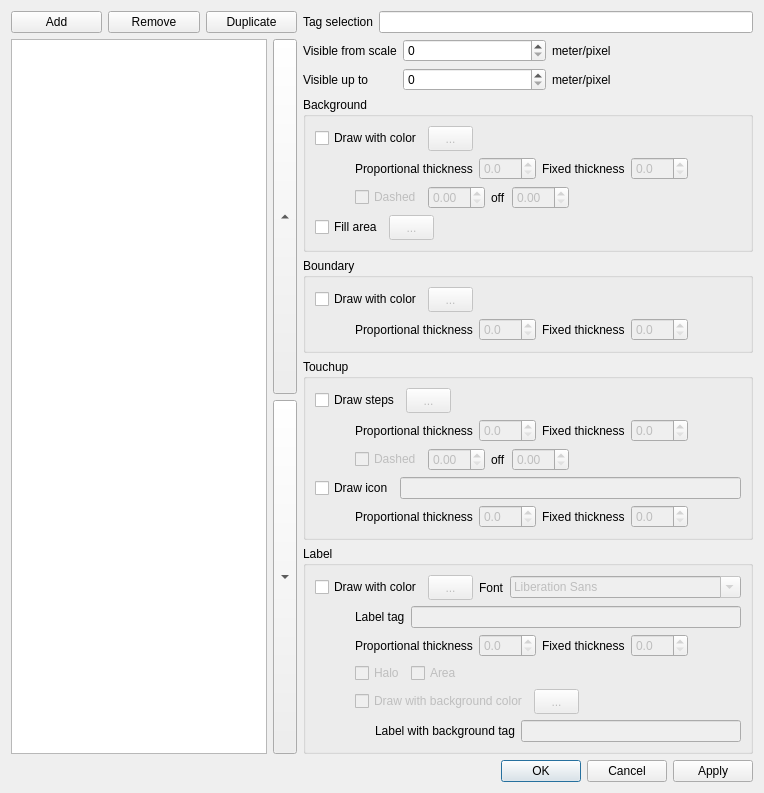
Qt form PaintStyle/PaintStyleEditor.ui (openstreetmap/merkaartor) before a commit.
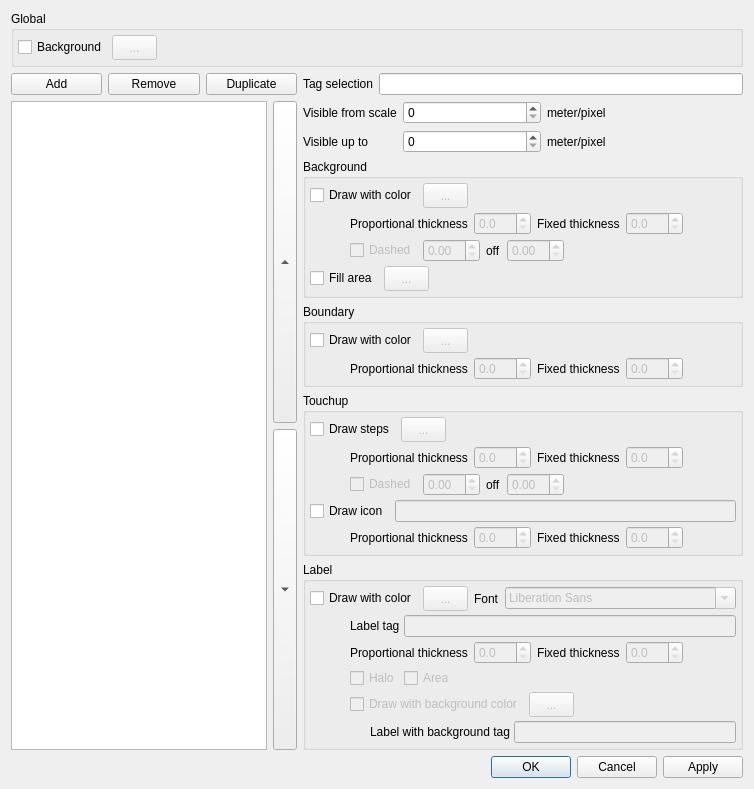
The same form after that commit.

Commit message: ADD : Allow canvas background to be set from a style. Background color is still overridable in the global preferences. (closes #1333)

Diff of the .ui file:
```diff
--- a/PaintStyle/PaintStyleEditor.ui
+++ b/PaintStyle/PaintStyleEditor.ui
@@ -6,13 +6,68 @@
     <x>0</x>
     <y>0</y>
     <width>727</width>
-    <height>783</height>
+    <height>774</height>
    </rect>
   </property>
   <property name="windowTitle" >
    <string>Map style editor</string>
   </property>
   <layout class="QVBoxLayout" name="verticalLayout_5" >
+   <item>
+    <widget class="QGroupBox" name="groupBox_5" >
+     <property name="title" >
+      <string>Global</string>
+     </property>
+     <layout class="QVBoxLayout" name="verticalLayout_6" >
+      <property name="spacing" >
+       <number>4</number>
+      </property>
+      <property name="margin" >
+       <number>4</number>
+      </property>
+      <item>
+       <layout class="QHBoxLayout" name="horizontalLayout_6" >
+        <item>
+         <widget class="QCheckBox" name="DrawGlobalBackground" >
+          <property name="text" >
+           <string>Background</string>
+          </property>
+         </widget>
+        </item>
+        <item>
+         <widget class="QToolButton" name="GlobalBackgroundColor" >
+          <property name="enabled" >
+           <bool>false</bool>
+          </property>
+          <property name="minimumSize" >
+           <size>
+            <width>45</width>
+            <height>25</height>
+           </size>
+          </property>
+          <property name="text" >
+           <string>...</string>
+          </property>
+         </widget>
+        </item>
+        <item>
+         <spacer name="horizontalSpacer_6" >
+          <property name="orientation" >
+           <enum>Qt::Horizontal</enum>
+          </property>
+          <property name="sizeHint" stdset="0" >
+           <size>
+            <width>40</width>
+            <height>20</height>
+           </size>
+          </property>
+         </spacer>
+        </item>
+       </layout>
+      </item>
+     </layout>
+    </widget>
+   </item>
    <item>
     <layout class="QHBoxLayout" name="horizontalLayout_2" >
      <item>
@@ -220,6 +275,12 @@
           <string>Background</string>
          </property>
          <layout class="QVBoxLayout" name="verticalLayout_2" >
+          <property name="spacing" >
+           <number>4</number>
+          </property>
+          <property name="margin" >
+           <number>4</number>
+          </property>
           <item>
            <layout class="QHBoxLayout" >
             <property name="spacing" >
@@ -470,6 +531,12 @@
           <string>Boundary</string>
          </property>
          <layout class="QVBoxLayout" name="verticalLayout" >
+          <property name="spacing" >
+           <number>4</number>
+          </property>
+          <property name="margin" >
+           <number>4</number>
+          </property>
           <item>
            <layout class="QHBoxLayout" >
             <property name="spacing" >
@@ -604,6 +671,12 @@
           <string>Touchup</string>
          </property>
          <layout class="QVBoxLayout" name="verticalLayout_3" >
+          <property name="spacing" >
+           <number>4</number>
+          </property>
+          <property name="margin" >
+           <number>4</number>
+          </property>
           <item>
            <layout class="QHBoxLayout" >
             <property name="spacing" >
@@ -911,6 +984,12 @@
           <string>Label</string>
          </property>
          <layout class="QVBoxLayout" name="verticalLayout_4" >
+          <property name="spacing" >
+           <number>4</number>
+          </property>
+          <property name="margin" >
+           <number>4</number>
+          </property>
           <item>
            <layout class="QHBoxLayout" name="_5" >
             <property name="spacing" >
```
Left out of the diff: 224 changed lines with no effect on the pictures. The commit also changes 21 other files.
